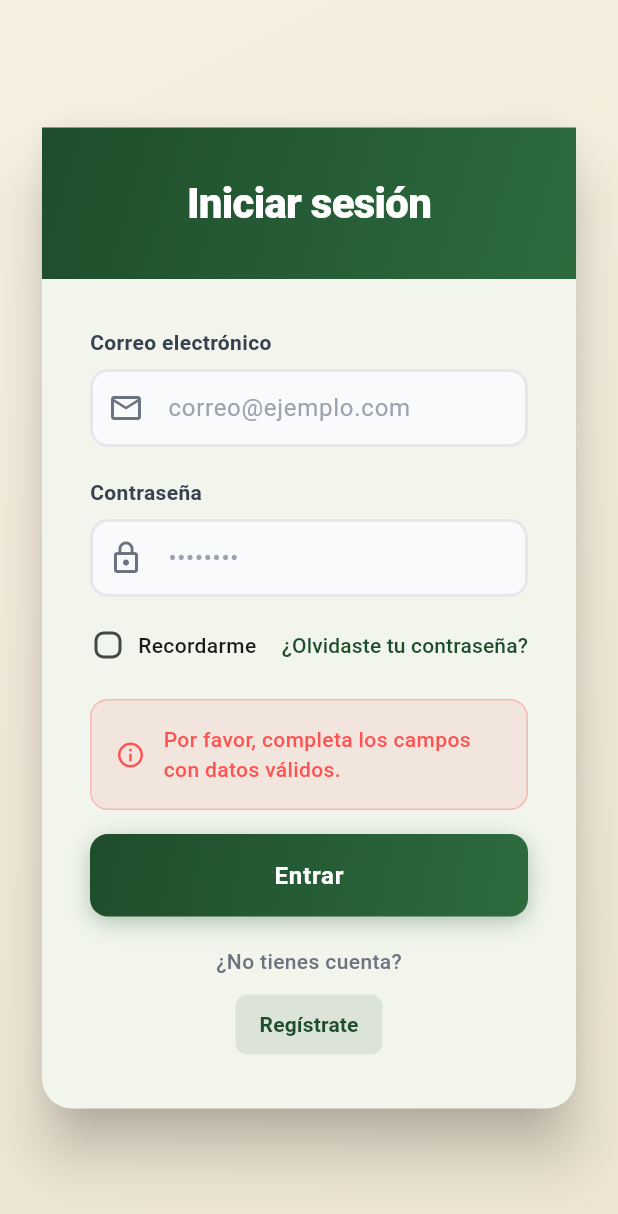
After one commit to Selling-Cars-Quickly-Mobile-Application/certiweb_flutter, a Flutter app: the LoginPage screen opened directly, after a tap on "Entrar", on a phone screen of 412 x 824 dp. The commit adds this screen. Shown: the top 1214 px of the screen. Run offline on Flutter 3.47's test engine with Material 3 defaults, Android fonts, the phone set to English and light mode, and no system bars; our stand-ins replace dio, shared_preferences; accounts and stored records are empty.

Commit message:
feat(auth): add login page with email/password authentication
- Replace opacity usage with withValues for better color control
- Implement login form with validation and error handling
- Add navigation between login and register pages
- Include mounted checks for safe navigation

```diff
--- /dev/null
+++ b/lib/public/pages/login/login.dart
@@ -0,0 +1,333 @@
+import 'package:flutter/material.dart';
+import '../../services/auth_service.dart';
+
+class LoginPage extends StatefulWidget {
+  const LoginPage({super.key});
+  @override
+  State<LoginPage> createState() => _LoginPageState();
+}
+
+class _LoginPageState extends State<LoginPage> {
+  final _email = TextEditingController();
+  final _password = TextEditingController();
+  bool _rememberMe = false;
+  bool _loading = false;
+  String? _error;
+  String? _success;
+  final _auth = AuthService();
+
+  @override
+  void dispose() {
+    _email.dispose();
+    _password.dispose();
+    super.dispose();
+  }
+
+  @override
+  Widget build(BuildContext context) {
+    return Scaffold(
+      body: Container(
+        decoration: const BoxDecoration(
+          gradient: LinearGradient(
+            begin: Alignment.topLeft,
+            end: Alignment.bottomRight,
+            colors: [Color(0xFFF5F0E1), Color(0xFFEDE4D1)],
+          ),
+        ),
+        child: Center(
+          child: SingleChildScrollView(
+            padding: const EdgeInsets.all(24),
+            child: ConstrainedBox(
+              constraints: const BoxConstraints(maxWidth: 500),
+              child: Card(
+                shape: RoundedRectangleBorder(borderRadius: BorderRadius.circular(20)),
+                elevation: 16,
+                child: Column(
+                  crossAxisAlignment: CrossAxisAlignment.stretch,
+                  children: [
+                    Container(
+                      decoration: const BoxDecoration(
+                        gradient: LinearGradient(
+                          begin: Alignment.topLeft,
+                          end: Alignment.bottomRight,
+                          colors: [Color(0xFF1E4D2B), Color(0xFF2D6B3F)],
+                        ),
+                      ),
+                      padding: const EdgeInsets.all(32),
+                      child: Column(
+                        children: [
+                          Text(
+                            'Iniciar sesión',
+                            textAlign: TextAlign.center,
+                            style: Theme.of(context).textTheme.headlineSmall?.copyWith(
+                              fontWeight: FontWeight.w800,
+                              color: Colors.white,
+                              fontSize: 28,
+                              letterSpacing: -0.5,
+                            ),
+                          ),
+                        ],
+                      ),
+                    ),
+                    Padding(
+                      padding: const EdgeInsets.all(32),
+                      child: Column(
+                        crossAxisAlignment: CrossAxisAlignment.stretch,
+                        children: [
+                          _buildTextField(
+                            _email,
+                            'Correo electrónico',
+                            'correo@ejemplo.com',
+                            keyboardType: TextInputType.emailAddress,
+                            icon: Icons.mail_outline,
+                          ),
+                          const SizedBox(height: 20),
+                          _buildTextField(
+                            _password,
+                            'Contraseña',
+                            '••••••••',
+                            icon: Icons.lock_outline,
+                            obscureText: true,
+                          ),
+                          const SizedBox(height: 20),
+                          Row(
+                            mainAxisAlignment: MainAxisAlignment.spaceBetween,
+                            children: [
+                              Row(
+                                children: [
+                                  SizedBox(
+                                    height: 24,
+                                    width: 24,
+                                    child: Checkbox(
+                                      value: _rememberMe,
+                                      onChanged: (v) => setState(() => _rememberMe = v ?? false),
+                                      shape: RoundedRectangleBorder(borderRadius: BorderRadius.circular(6)),
+                                      activeColor: const Color(0xFF1E4D2B),
+                                    ),
+                                  ),
+                                  const SizedBox(width: 8),
+                                  const Text(
+                                    'Recordarme',
+                                    style: TextStyle(fontSize: 14, fontWeight: FontWeight.w500),
+                                  ),
+                                ],
+                              ),
+                              TextButton(
+                                onPressed: () {},
+                                style: TextButton.styleFrom(
+                                  padding: EdgeInsets.zero,
+                                  minimumSize: const Size(0, 0),
+                                  tapTargetSize: MaterialTapTargetSize.shrinkWrap,
+                                ),
+                                child: const Text(
+                                  '¿Olvidaste tu contraseña?',
+                                  style: TextStyle(
+                                    color: Color(0xFF1E4D2B),
+                                    fontSize: 14,
+                                    fontWeight: FontWeight.w500,
+                                  ),
+                                ),
+                              ),
+                            ],
+                          ),
+                          const SizedBox(height: 24),
+                          if (_error != null)
+                            Container(
+                              padding: const EdgeInsets.all(16),
+                              margin: const EdgeInsets.only(bottom: 16),
+                              decoration: BoxDecoration(
+                                color: const Color(0xFFFF5252).withValues(alpha: 0.1),
+                                border: Border.all(color: const Color(0xFFFF5252).withValues(alpha: 0.3)),
+                                borderRadius: BorderRadius.circular(12),
+                              ),
+                              child: Row(
+                                children: [
+                                  const Icon(Icons.info_outline, color: Color(0xFFFF5252), size: 20),
+                                  const SizedBox(width: 12),
+                                  Expanded(
+                                    child: Text(
+                                      _error!,
+                                      style: const TextStyle(
+                                        color: Color(0xFFFF5252),
+                                        fontSize: 14,
+                                        fontWeight: FontWeight.w500,
+                                      ),
+                                    ),
+                                  ),
+                                ],
+                              ),
+                            ),
+                          if (_success != null)
+                            Container(
+                              padding: const EdgeInsets.all(16),
+                              margin: const EdgeInsets.only(bottom: 16),
+                              decoration: BoxDecoration(
+                                color: const Color(0xFF4CAF50).withValues(alpha: 0.1),
+                                border: Border.all(color: const Color(0xFF4CAF50).withValues(alpha: 0.3)),
+                                borderRadius: BorderRadius.circular(12),
+                              ),
+                              child: Row(
+                                children: [
+                                  const Icon(Icons.check_circle_outline, color: Color(0xFF4CAF50), size: 20),
+                                  const SizedBox(width: 12),
+                                  Expanded(
+                                    child: Text(
+                                      _success!,
+                                      style: const TextStyle(
+                                        color: Color(0xFF4CAF50),
+                                        fontSize: 14,
+                                        fontWeight: FontWeight.w500,
+                                      ),
+                                    ),
+                                  ),
+                                ],
+                              ),
+                            ),
+                          Container(
+                            decoration: BoxDecoration(
+                              gradient: const LinearGradient(
+                                begin: Alignment.topLeft,
+                                end: Alignment.bottomRight,
+                                colors: [Color(0xFF1E4D2B), Color(0xFF2D6B3F)],
+                              ),
+                              borderRadius: BorderRadius.circular(12),
+                              boxShadow: [
+                                BoxShadow(
+                                  color: const Color(0xFF1E4D2B).withValues(alpha: 0.3),
+                                  blurRadius: 12,
+                                  offset: const Offset(0, 4),
+                                ),
+                              ],
+                            ),
+                            child: ElevatedButton(
+                              onPressed: _loading ? null : _handleLogin,
+                              style: ElevatedButton.styleFrom(
+                                backgroundColor: Colors.transparent,
+                                shadowColor: Colors.transparent,
+                                padding: const EdgeInsets.symmetric(vertical: 16, horizontal: 24),
+                                shape: RoundedRectangleBorder(borderRadius: BorderRadius.circular(12)),
+                              ),
+                              child: Text(
+                                _loading ? 'Iniciando sesión...' : 'Entrar',
+                                style: const TextStyle(
+                                  fontSize: 16,
+                                  fontWeight: FontWeight.w700,
+                                  color: Colors.white,
+                                  letterSpacing: 0.5,
+                                ),
+                              ),
+                            ),
+                          ),
+                          const SizedBox(height: 20),
+                          Column(
+                            children: [
+                              const Text(
+                                '¿No tienes cuenta?',
+                                style: TextStyle(color: Color(0xFF6B7280), fontWeight: FontWeight.w500),
+                              ),
+                              const SizedBox(height: 8),
+                              TextButton(
+                                onPressed: () => Navigator.pushReplacementNamed(context, '/register'),
+                                style: TextButton.styleFrom(
+                                  padding: const EdgeInsets.symmetric(horizontal: 16, vertical: 8),
+                                  backgroundColor: const Color(0xFF1E4D2B).withValues(alpha: 0.1),
+                                  shape: RoundedRectangleBorder(borderRadius: BorderRadius.circular(8)),
+                                ),
+                                child: const Text(
+                                  'Regístrate',
+                                  style: TextStyle(
+                                    color: Color(0xFF1E4D2B),
+                                    fontSize: 14,
+                                    fontWeight: FontWeight.w700,
+                                  ),
+                                ),
+                              ),
+                            ],
+                          ),
+                        ],
+                      ),
+                    ),
+                  ],
+                ),
+              ),
+            ),
+          ),
+        ),
+      ),
+    );
+  }
+
+  Widget _buildTextField(
+    TextEditingController c,
+    String label,
+    String hint, {
+    IconData? icon,
+    TextInputType keyboardType = TextInputType.text,
+    bool obscureText = false,
+  }) {
+    return Column(
+      crossAxisAlignment: CrossAxisAlignment.start,
+      children: [
+        Text(
+          label,
+          style: const TextStyle(fontWeight: FontWeight.w600, fontSize: 14, color: Color(0xFF374151)),
+        ),
+        const SizedBox(height: 8),
+        TextField(
+          controller: c,
+          keyboardType: keyboardType,
+          obscureText: obscureText,
+          decoration: InputDecoration(
+            hintText: hint,
+            hintStyle: const TextStyle(color: Color(0xFF9CA3AF)),
+            prefixIcon: icon != null ? Icon(icon, color: const Color(0xFF6B7280)) : null,
+            filled: true,
+            fillColor: const Color(0xFFF9FAFB),
+            border: OutlineInputBorder(
+              borderRadius: BorderRadius.circular(12),
+              borderSide: const BorderSide(color: Color(0xFFE5E7EB), width: 2),
+            ),
+            enabledBorder: OutlineInputBorder(
+              borderRadius: BorderRadius.circular(12),
+              borderSide: const BorderSide(color: Color(0xFFE5E7EB), width: 2),
+            ),
+            focusedBorder: OutlineInputBorder(
+              borderRadius: BorderRadius.circular(12),
+              borderSide: const BorderSide(color: Color(0xFF1E4D2B), width: 2),
+            ),
+            contentPadding: const EdgeInsets.symmetric(vertical: 14, horizontal: 16),
+          ),
+        ),
+      ],
+    );
+  }
+
+  bool _isEmail(String s) => RegExp(r'^[^\s@]+@[^\s@]+\.[^\s@]+$').hasMatch(s);
+
+  Future<void> _handleLogin() async {
+    setState(() { _error = null; _success = null; _loading = true; });
+    try {
+      if (_email.text.isEmpty || _password.text.isEmpty || !_isEmail(_email.text)) {
+        setState(() { _error = 'Por favor, completa los campos con datos válidos.'; _loading = false; });
+        return;
+      }
+      final userResult = await _auth.login(_email.text, _password.text);
+      if (userResult['success'] == true) {
+        setState(() { _success = 'Inicio de sesión exitoso'; });
+        if (mounted) Navigator.pushReplacementNamed(context, '/dashboard');
+        return;
+      }
+      final adminResult = await _auth.loginAdmin(_email.text, _password.text);
+      if (adminResult['success'] == true) {
+        setState(() { _success = 'Inicio de sesión de administrador'; });
+        if (mounted) Navigator.pushReplacementNamed(context, '/dashboard');
+        return;
+      }
+      setState(() { _error = 'Credenciales incorrectas. Verifica correo y contraseña.'; });
+    } catch (e) {
+      setState(() { _error = 'Error de conexión. Intenta de nuevo.'; });
+    } finally {
+      setState(() { _loading = false; });
+    }
+  }
+}
--- a/lib/public/pages/register/register_page.dart
+++ b/lib/public/pages/register/register_page.dart
@@ -149,7 +149,7 @@ class _RegisterPageState extends State<RegisterPage> with TickerProviderStateMix
                     width: 2,
                   ),
                   boxShadow: index <= _step
-                      ? [BoxShadow(color: primaryGreen.withOpacity(0.3), blurRadius: 12)]
+                      ? [BoxShadow(color: primaryGreen.withValues(alpha: 0.3), blurRadius: 12)]
                       : [],
                 ),
                 child: Center(
@@ -186,7 +186,7 @@ class _RegisterPageState extends State<RegisterPage> with TickerProviderStateMix
     return Card(
       elevation: 8,
       shape: RoundedRectangleBorder(borderRadius: BorderRadius.circular(20)),
-      shadowColor: Colors.black.withOpacity(0.15),
+      shadowColor: Colors.black.withValues(alpha: 0.15),
       child: Container(
         decoration: BoxDecoration(
           borderRadius: BorderRadius.circular(20),
@@ -204,8 +204,8 @@ class _RegisterPageState extends State<RegisterPage> with TickerProviderStateMix
               Container(
                 padding: const EdgeInsets.all(16),
                 decoration: BoxDecoration(
-                  color: errorRed.withOpacity(0.1),
-                  border: Border.all(color: errorRed.withOpacity(0.3)),
+                  color: errorRed.withValues(alpha: 0.1),
+                  border: Border.all(color: errorRed.withValues(alpha: 0.3)),
                   borderRadius: BorderRadius.circular(12),
                 ),
                 child: Row(
@@ -225,8 +225,8 @@ class _RegisterPageState extends State<RegisterPage> with TickerProviderStateMix
               Container(
                 padding: const EdgeInsets.all(16),
                 decoration: BoxDecoration(
-                  color: successGreen.withOpacity(0.1),
-                  border: Border.all(color: successGreen.withOpacity(0.3)),
+                  color: successGreen.withValues(alpha: 0.1),
+                  border: Border.all(color: successGreen.withValues(alpha: 0.3)),
                   borderRadius: BorderRadius.circular(12),
                 ),
                 child: Row(
@@ -290,18 +290,17 @@ class _RegisterPageState extends State<RegisterPage> with TickerProviderStateMix
                 ),
               ],
             ),
-            if (_step == 2) ...[
             const SizedBox(height: 16),
             Center(
               child: TextButton(
                 onPressed: () => Navigator.pushNamed(context, '/login'),
                 child: RichText(
                   text: TextSpan(
-                      text: '¿Ya tienes cuenta? ',
+                    text: '¿Ya tienes una cuenta? ',
                     style: TextStyle(color: Color(0xFF6b7280)),
                     children: [
                       TextSpan(
-                          text: 'Inicia sesión',
+                        text: 'Inicia sesión aquí',
                         style: TextStyle(
                           color: primaryGreen,
                           fontWeight: FontWeight.w700,
@@ -312,7 +311,6 @@ class _RegisterPageState extends State<RegisterPage> with TickerProviderStateMix
                 ),
               ),
             ),
-            ],
           ],
         ),
       ),
@@ -437,8 +435,8 @@ class _RegisterPageState extends State<RegisterPage> with TickerProviderStateMix
           borderRadius: BorderRadius.circular(16),
           color: isSelected ? Color(0xFFF0F9F4) : Colors.white,
           boxShadow: isSelected
-              ? [BoxShadow(color: primaryGreen.withOpacity(0.15), blurRadius: 20)]
-              : [BoxShadow(color: Colors.black.withOpacity(0.05), blurRadius: 8)],
+              ? [BoxShadow(color: primaryGreen.withValues(alpha: 0.15), blurRadius: 20)]
+              : [BoxShadow(color: Colors.black.withValues(alpha: 0.05), blurRadius: 8)],
         ),
         padding: const EdgeInsets.all(24),
         child: Column(
@@ -540,8 +538,8 @@ class _RegisterPageState extends State<RegisterPage> with TickerProviderStateMix
         Container(
           padding: const EdgeInsets.all(16),
           decoration: BoxDecoration(
-            color: successGreen.withOpacity(0.1),
-            border: Border.all(color: successGreen.withOpacity(0.3)),
+            color: successGreen.withValues(alpha: 0.1),
+            border: Border.all(color: successGreen.withValues(alpha: 0.3)),
             borderRadius: BorderRadius.circular(12),
           ),
           child: Text(
@@ -735,6 +733,7 @@ class _RegisterPageState extends State<RegisterPage> with TickerProviderStateMix
         setState(() => _success = 'Registro exitoso');
         if (mounted) {
           Future.delayed(Duration(seconds: 2), () {
+            if (!mounted) return;
             Navigator.pushReplacementNamed(context, '/dashboard');
           });
         }
```
Lines whose indentation alone changed are shown as unchanged.
